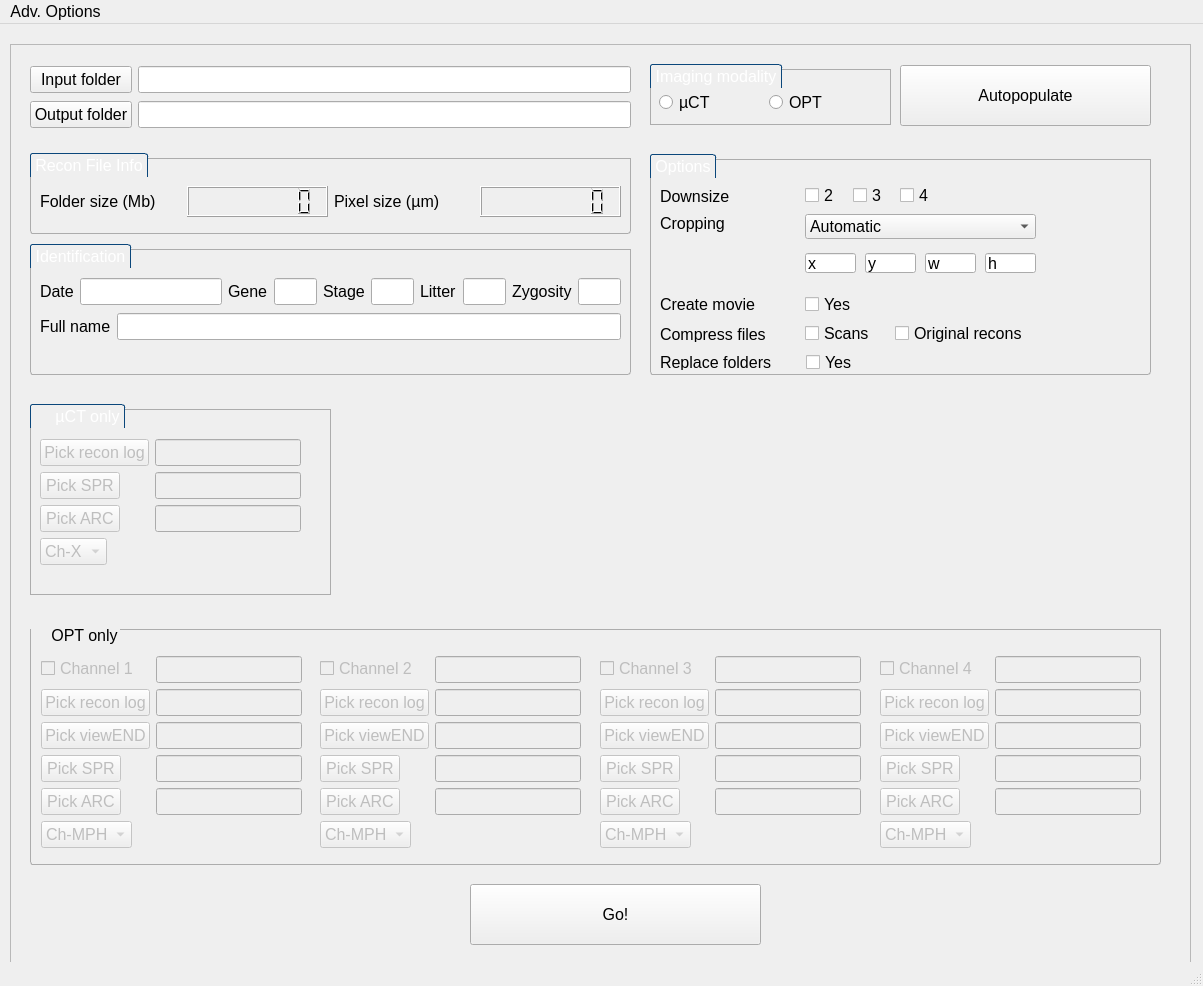
Before: the Qt Designer form MainWindow.ui in mpi2/HARP, drawn with Qt 5.
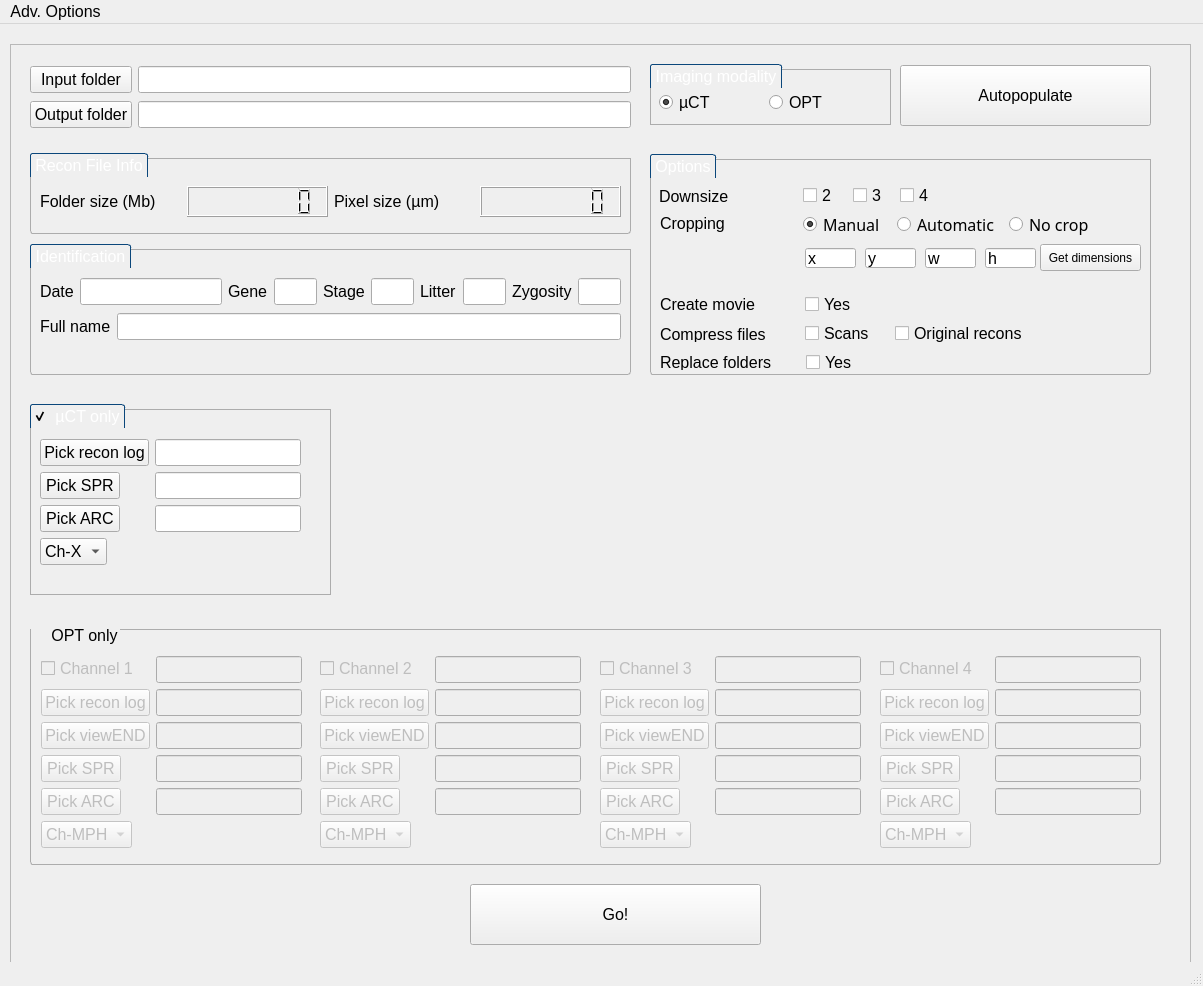
After: the same form once the commit is applied. Icons and pictures are not drawn.

Commit message: Started on progress monitoring, replaced combobox for crop with radio buttons, started implementing manual crop

What changed in the file:
```diff
--- a/MainWindow.ui
+++ b/MainWindow.ui
@@ -730,6 +730,9 @@
       <property name="text">
        <string>µCT</string>
       </property>
+      <property name="checked">
+       <bool>true</bool>
+      </property>
      </widget>
      <widget class="QRadioButton" name="radioButtonOPT">
       <property name="geometry">
@@ -1023,7 +1026,7 @@
      <widget class="QLabel" name="label_5">
       <property name="geometry">
        <rect>
-        <x>10</x>
+        <x>9</x>
         <y>33</y>
         <width>101</width>
         <height>19</height>
@@ -1092,41 +1095,14 @@
        <string>Cropping</string>
       </property>
      </widget>
-     <widget class="QComboBox" name="comboBoxCrop">
-      <property name="geometry">
-       <rect>
-        <x>155</x>
-        <y>60</y>
-        <width>231</width>
-        <height>25</height>
-       </rect>
-      </property>
-      <property name="font">
-       <font>
-        <pointsize>12</pointsize>
-       </font>
-      </property>
-      <item>
-       <property name="text">
-        <string>Automatic</string>
-       </property>
-      </item>
-      <item>
-       <property name="text">
-        <string>Manual</string>
-       </property>
-      </item>
-      <item>
-       <property name="text">
-        <string>No crop</string>
-       </property>
-      </item>
-     </widget>
      <widget class="QLineEdit" name="lineEditX">
+      <property name="enabled">
+       <bool>true</bool>
+      </property>
       <property name="geometry">
        <rect>
         <x>155</x>
-        <y>99</y>
+        <y>94</y>
         <width>51</width>
         <height>20</height>
        </rect>
@@ -1139,12 +1115,18 @@
       <property name="text">
        <string>x</string>
       </property>
+      <property name="readOnly">
+       <bool>false</bool>
+      </property>
      </widget>
      <widget class="QLineEdit" name="lineEditY">
+      <property name="enabled">
+       <bool>true</bool>
+      </property>
       <property name="geometry">
        <rect>
         <x>215</x>
-        <y>99</y>
+        <y>94</y>
         <width>51</width>
         <height>20</height>
        </rect>
@@ -1159,10 +1141,13 @@
       </property>
      </widget>
      <widget class="QLineEdit" name="lineEditW">
+      <property name="enabled">
+       <bool>true</bool>
+      </property>
       <property name="geometry">
        <rect>
         <x>275</x>
-        <y>99</y>
+        <y>94</y>
         <width>51</width>
         <height>20</height>
        </rect>
@@ -1177,10 +1162,13 @@
       </property>
      </widget>
      <widget class="QLineEdit" name="lineEditH">
+      <property name="enabled">
+       <bool>true</bool>
+      </property>
       <property name="geometry">
        <rect>
         <x>335</x>
-        <y>99</y>
+        <y>94</y>
         <width>51</width>
         <height>20</height>
        </rect>
@@ -1197,7 +1185,7 @@
      <widget class="QCheckBox" name="checkBoxSF2">
       <property name="geometry">
        <rect>
-        <x>155</x>
+        <x>153</x>
         <y>33</y>
         <width>41</width>
         <height>17</height>
@@ -1338,6 +1326,87 @@
        <string>Yes</string>
       </property>
      </widget>
+     <widget class="QPushButton" name="pushButtonGetDimensions">
+      <property name="enabled">
+       <bool>true</bool>
+      </property>
+      <property name="geometry">
+       <rect>
+        <x>390</x>
+        <y>90</y>
+        <width>101</width>
+        <height>27</height>
+       </rect>
+      </property>
+      <property name="text">
+       <string>Get dimensions</string>
+      </property>
+      <property name="checkable">
+       <bool>false</bool>
+      </property>
+     </widget>
+     <widget class="QRadioButton" name="radioButtonAuto">
+      <property name="geometry">
+       <rect>
+        <x>247</x>
+        <y>60</y>
+        <width>105</width>
+        <height>21</height>
+       </rect>
+      </property>
+      <property name="font">
+       <font>
+        <family>Sans Serif</family>
+        <pointsize>12</pointsize>
+        <italic>false</italic>
+       </font>
+      </property>
+      <property name="text">
+       <string>Automatic</string>
+      </property>
+     </widget>
+     <widget class="QRadioButton" name="radioButtonMan">
+      <property name="geometry">
+       <rect>
+        <x>153</x>
+        <y>60</y>
+        <width>105</width>
+        <height>21</height>
+       </rect>
+      </property>
+      <property name="font">
+       <font>
+        <family>Sans Serif</family>
+        <pointsize>12</pointsize>
+        <italic>false</italic>
+       </font>
+      </property>
+      <property name="text">
+       <string>Manual</string>
+      </property>
+      <property name="checked">
+       <bool>true</bool>
+      </property>
+     </widget>
+     <widget class="QRadioButton" name="radioButtonNo">
+      <property name="geometry">
+       <rect>
+        <x>359</x>
+        <y>60</y>
+        <width>105</width>
+        <height>21</height>
+       </rect>
+      </property>
+      <property name="font">
+       <font>
+        <family>Sans Serif</family>
+        <pointsize>12</pointsize>
+       </font>
+      </property>
+      <property name="text">
+       <string>No crop</string>
+      </property>
+     </widget>
     </widget>
     <widget class="QGroupBox" name="groupBoxuCTOnly">
      <property name="geometry">
@@ -1384,7 +1453,7 @@
       <bool>true</bool>
      </property>
      <property name="checked">
-      <bool>false</bool>
+      <bool>true</bool>
      </property>
      <widget class="QWidget" name="formLayoutWidget_9">
       <property name="geometry">
```
The commit also changes 8 other files.
